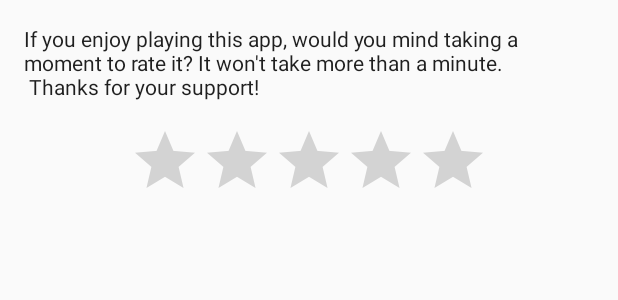
After one commit to 1ou/guess-the-race-clean, an Android app: the layout dialog_rate.xml on its own in the app's theme, with its tools: preview values and no code run, on a phone screen of 412 x 824 dp. The commit adds this screen. Shown: the top 300 px of the screen. Run offline under Robolectric (Android 15) with nearby library versions, the phone set to English and light mode, and no system bars.

Commit message:
add rate dialog

```diff
--- a/app/src/main/java/skubyev/anton/guesstherace/model/data/interfaces/SettingsHolder.kt
+++ b/app/src/main/java/skubyev/anton/guesstherace/model/data/interfaces/SettingsHolder.kt
@@ -3,4 +3,5 @@ package skubyev.anton.guesstherace.model.data.interfaces
 interface SettingsHolder {
     var isShowTraining: Boolean
     var isPlayMusic: Boolean
+    var isShowRate: Boolean
 }
--- a/app/src/main/java/skubyev/anton/guesstherace/model/repository/settings/SettingsRepository.kt
+++ b/app/src/main/java/skubyev/anton/guesstherace/model/repository/settings/SettingsRepository.kt
@@ -17,4 +17,10 @@ class SettingsRepository @Inject constructor(
     fun setPlayMusic(isPlayMusic: Boolean) {
         settingsData.isPlayMusic = isPlayMusic
     }
+
+    fun isShowRate() = settingsData.isShowRate
+
+    fun setShowRate(isShowRate: Boolean) {
+        settingsData.isShowRate = isShowRate
+    }
 }
--- a/app/src/main/java/skubyev/anton/guesstherace/presentation/home/HomeView.kt
+++ b/app/src/main/java/skubyev/anton/guesstherace/presentation/home/HomeView.kt
@@ -13,6 +13,7 @@ interface HomeView : MvpView {
     fun showProgress(show: Boolean)
     fun showNotifications(count: Int)
     fun showTraining()
+    fun showRateDialog()
 
     @StateStrategyType(SkipStrategy::class)
     fun showImagesOverInfo()
--- a/app/src/main/java/skubyev/anton/guesstherace/toothpick/DI.kt
+++ b/app/src/main/java/skubyev/anton/guesstherace/toothpick/DI.kt
@@ -5,4 +5,5 @@ object DI {
     const val DATA_SCOPE = "data scope"
     const val MAIN_ACTIVITY_SCOPE = "main activity scope"
     const val FIREBASE_SCOPE = "firebase scope"
+    const val MUSIC_SCOPE = "music scope"
 }
--- a/app/src/main/java/skubyev/anton/guesstherace/ui/notifications/NotificationsAdapterDelegate.kt
+++ b/app/src/main/java/skubyev/anton/guesstherace/ui/notifications/NotificationsAdapterDelegate.kt
@@ -35,7 +35,7 @@ class NotificationsAdapterDelegate(private val initListener: (Notification) -> U
             notification.show = false
             clickListener.invoke(notification)
 
-            view.authorTV.text = "<b>" + notification.title + "</b>"
+            view.authorTV.text = notification.title
             view.commentTV.text = notification.message
         }
     }
--- /dev/null
+++ b/app/src/main/res/layout/dialog_rate.xml
@@ -0,0 +1,34 @@
+<?xml version="1.0" encoding="utf-8"?>
+<android.support.constraint.ConstraintLayout xmlns:android="http://schemas.android.com/apk/res/android"
+    xmlns:app="http://schemas.android.com/apk/res-auto"
+    android:id="@+id/dialog_edit"
+    android:layout_width="match_parent"
+    android:layout_height="wrap_content"
+    android:orientation="vertical">
+
+    <RatingBar
+        android:id="@+id/ratingBar"
+        android:layout_width="241dp"
+        android:layout_height="49dp"
+        android:layout_marginBottom="8dp"
+        android:layout_marginTop="16dp"
+        app:layout_constraintBottom_toBottomOf="parent"
+        app:layout_constraintHorizontal_bias="0.504"
+        app:layout_constraintLeft_toLeftOf="parent"
+        app:layout_constraintRight_toRightOf="parent"
+        app:layout_constraintTop_toBottomOf="@+id/titleTW"
+        app:layout_constraintVertical_bias="0.0" />
+
+    <TextView
+        android:id="@+id/titleTW"
+        android:layout_width="0dp"
+        android:layout_height="wrap_content"
+        android:layout_marginEnd="16dp"
+        android:layout_marginStart="16dp"
+        android:layout_marginTop="16dp"
+        android:text="@string/rate_text"
+        app:layout_constraintEnd_toEndOf="parent"
+        app:layout_constraintStart_toStartOf="parent"
+        app:layout_constraintTop_toTopOf="parent" />
+
+</android.support.constraint.ConstraintLayout>
--- a/app/src/main/res/values/strings.xml
+++ b/app/src/main/res/values/strings.xml
@@ -66,7 +66,6 @@
     <!--Privacy screen-->
     <string name="privacy_title">Privacy</string>
 
-
     <!--Feedback screen-->
     <string name="feedback_title">Feedback</string>
     <string name="feedback_message">Do you have questions or suggestions, or would you like to notify us of a technical problem? Then send us your feedback!\n\nIf you like our app, please rate it in the store: Google Play!</string>
@@ -80,6 +79,10 @@
     <!--About screen-->
     <string name="about_title">About</string>
     <string name="about_message">This application was created for my diploma. I have to collect statistics about people. How they can identify race of people only on background. There is no racism here. If you have some pretension you can text me. But i hope that you spend good time in the application. And it\'ll be really great if you\'ll rate this app and tell to you friends about it.</string>
+
+    <!--Rate dialog-->
+    <string name="rate_title">Rate App</string>
+    <string name="rate_text">If you enjoy playing this app, would you mind taking a moment to rate it? It won\'t take more than a minute. \n Thanks for your support!</string>
 
     <!--Error messages-->
     <string name="check_internet_error">Nothing was found. Check the internet connection.</string>
```
Also changed, not shown: app/src/main/java/skubyev/anton/guesstherace/model/data/storage/SettingsPrefs.kt (+8 -1 lines), app/src/main/java/skubyev/anton/guesstherace/model/interactor/settings/SettingsInteractor.kt (+6 -2 lines), app/src/main/java/skubyev/anton/guesstherace/music/MusicService.kt (+14 -1 lines), app/src/main/java/skubyev/anton/guesstherace/presentation/home/HomePresenter.kt (+12 -2 lines), app/src/main/java/skubyev/anton/guesstherace/presentation/launch/LaunchPresenter.kt (+2 -6 lines), app/src/main/java/skubyev/anton/guesstherace/ui/global/RateDialog.kt (added, +71 -0 lines), app/src/main/java/skubyev/anton/guesstherace/ui/home/HomeFragment.kt (+30 -5 lines).
